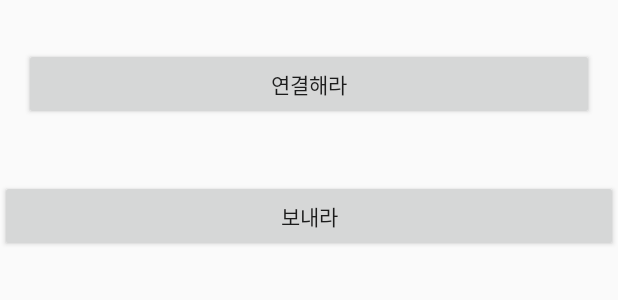
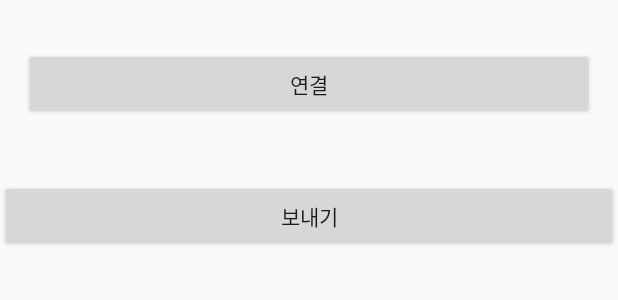
Before and after one commit to hse801/EyeShoe, an Android app: the layout activity_main.xml on its own in the app's theme, with its tools: preview values and no code run, on a phone screen of 412 x 824 dp. Shown: the top 300 px of the screen. Run offline under Robolectric (Android 15) with nearby library versions, the light colour scheme and no system bars.

Commit message:
Update strings.xml
버튼 이름 다시 바꿈

```diff
--- a/app/src/main/res/values/strings.xml
+++ b/app/src/main/res/values/strings.xml
@@ -1,5 +1,5 @@
 <resources>
     <string name="app_name">sinbal</string>
-    <string name="connect">연결해라</string>
-    <string name="send">보내라</string>
+    <string name="connect">연결</string>
+    <string name="send">보내기</string>
 </resources>
```
